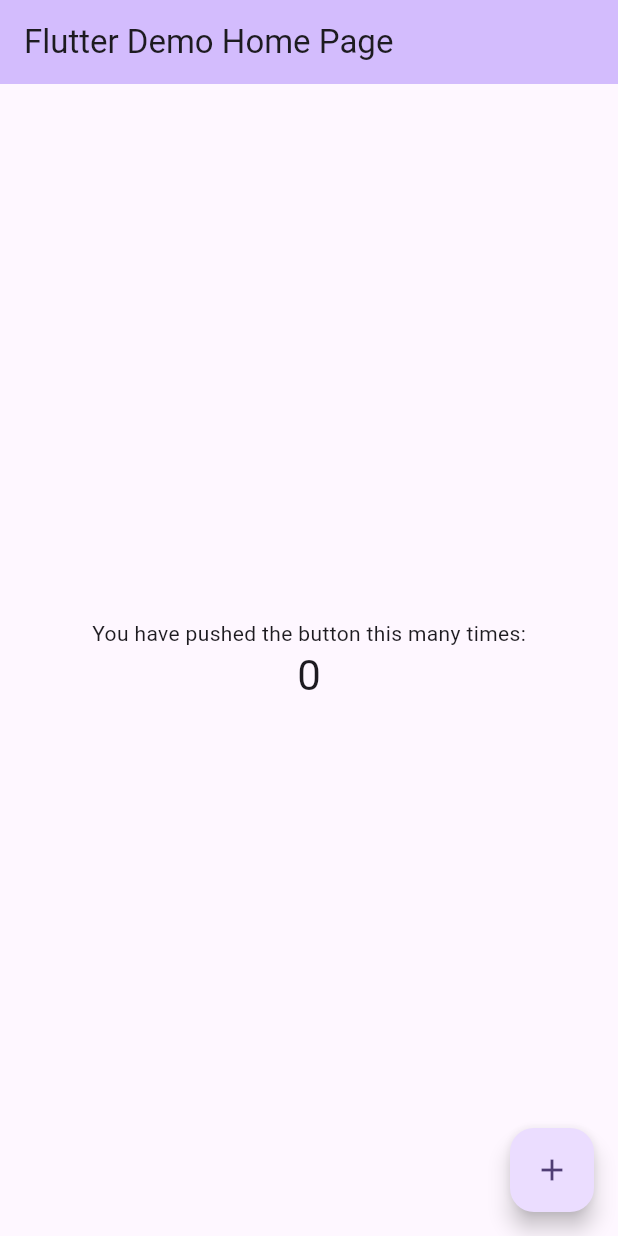
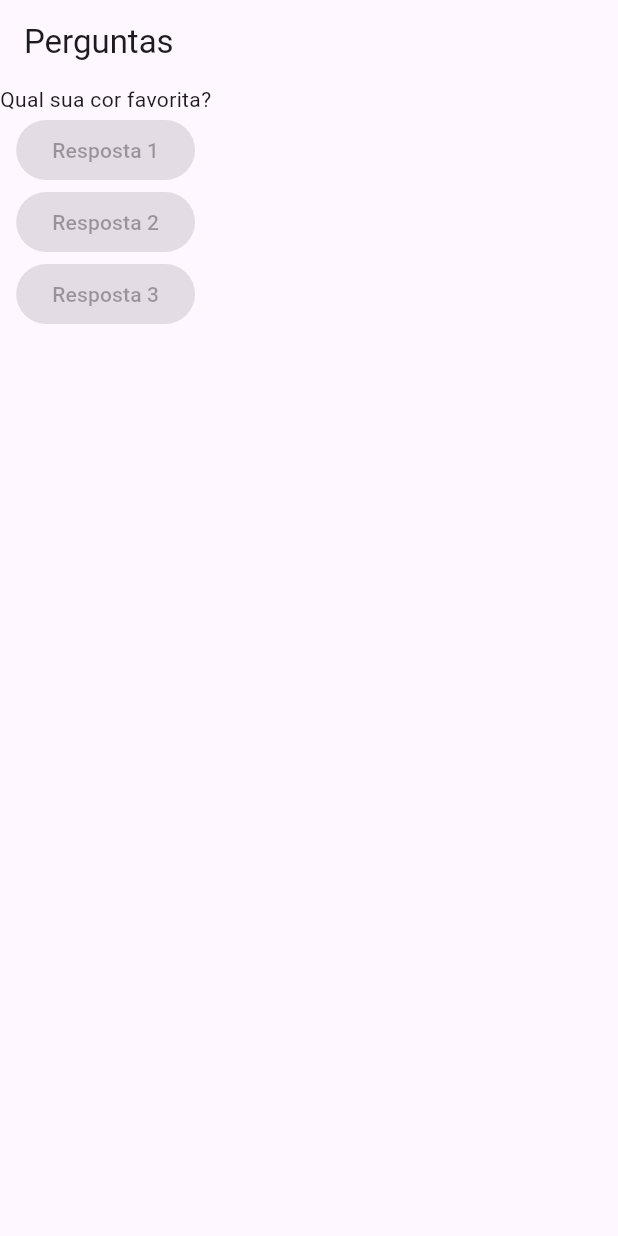
Before and after one commit to Wendelsena/FirstTest_Flutter, a Flutter app: the screen it shows after launch, on a phone screen of 412 x 824 dp. Run offline on Flutter 3.47's test engine with Material 3 defaults, Android fonts, the phone set to English and light mode, and no system bars.

Commit message:
Estrutura basica de um quiz de perguntas

```diff
--- a/lib/main.dart
+++ b/lib/main.dart
@@ -1,125 +1,44 @@
 import 'package:flutter/material.dart';
 
-void main() {
-  runApp(const MyApp());
+// Função principal que inicia a aplicação
+main() {
+  runApp(new PerguntaApp()); // Chama a função runApp e passa o widget 'PerguntaApp' como argumento
 }
 
-class MyApp extends StatelessWidget {
-  const MyApp({super.key});
+// Cria uma classe 'PerguntaApp' que é um StatelessWidget
+class PerguntaApp extends StatelessWidget {
+  @override
+  Widget build(BuildContext context) { // O método build é obrigatório em um StatelessWidget, e é onde a interface do widget é definida
+    final List<String> perguntas = [  // Declara uma lista de strings chamada 'perguntas'
+      'Qual sua cor favorita?',
+      'Qual é o seu animal favorito'
+    ];
 
-  // This widget is the root of your application.
-  @override
-  Widget build(BuildContext context) {
-    return MaterialApp(
-      title: 'Flutter Demo',
-      theme: ThemeData(
-        // This is the theme of your application.
-        //
-        // TRY THIS: Try running your application with "flutter run". You'll see
-        // the application has a purple toolbar. Then, without quitting the app,
-        // try changing the seedColor in the colorScheme below to Colors.green
-        // and then invoke "hot reload" (save your changes or press the "hot
-        // reload" button in a Flutter-supported IDE, or press "r" if you used
-        // the command line to start the app).
-        //
-        // Notice that the counter didn't reset back to zero; the application
-        // state is not lost during the reload. To reset the state, use hot
-        // restart instead.
-        //
-        // This works for code too, not just values: Most code changes can be
-        // tested with just a hot reload.
-        colorScheme: ColorScheme.fromSeed(seedColor: Colors.deepPurple),
-        useMaterial3: true,
-      ),
-      home: const MyHomePage(title: 'Flutter Demo Home Page'),
-    );
-  }
-}
+    return new MaterialApp(  // Retorna o widget MaterialApp, que é o widget raiz da sua aplicação
+      home: Scaffold( // Scaffold fornece uma estrutura visual básica, como AppBar, Drawer, BottomNavigationBar, etc.
+        appBar: AppBar( // AppBar é a barra de título no topo da tela
+          title: Text('Perguntas'),
+        ),
+        body: Column( // Column é um widget que organiza seus filhos em uma coluna vertical
+          children: <Widget>[
+            Text(perguntas[0]),  // Exibe o primeiro item da lista 'perguntas'
 
-class MyHomePage extends StatefulWidget {
-  const MyHomePage({super.key, required this.title});
-
-  // This widget is the home page of your application. It is stateful, meaning
-  // that it has a State object (defined below) that contains fields that affect
-  // how it looks.
-
-  // This class is the configuration for the state. It holds the values (in this
-  // case the title) provided by the parent (in this case the App widget) and
-  // used by the build method of the State. Fields in a Widget subclass are
-  // always marked "final".
-
-  final String title;
-
-  @override
-  State<MyHomePage> createState() => _MyHomePageState();
-}
-
-class _MyHomePageState extends State<MyHomePage> {
-  int _counter = 0;
-
-  void _incrementCounter() {
-    setState(() {
-      // This call to setState tells the Flutter framework that something has
-      // changed in this State, which causes it to rerun the build method below
-      // so that the display can reflect the updated values. If we changed
-      // _counter without calling setState(), then the build method would not be
-      // called again, and so nothing would appear to happen.
-      _counter++;
-    });
-  }
-
-  @override
-  Widget build(BuildContext context) {
-    // This method is rerun every time setState is called, for instance as done
-    // by the _incrementCounter method above.
-    //
-    // The Flutter framework has been optimized to make rerunning build methods
-    // fast, so that you can just rebuild anything that needs updating rather
-    // than having to individually change instances of widgets.
-    return Scaffold(
-      appBar: AppBar(
-        // TRY THIS: Try changing the color here to a specific color (to
-        // Colors.amber, perhaps?) and trigger a hot reload to see the AppBar
-        // change color while the other colors stay the same.
-        backgroundColor: Theme.of(context).colorScheme.inversePrimary,
-        // Here we take the value from the MyHomePage object that was created by
-        // the App.build method, and use it to set our appbar title.
-        title: Text(widget.title),
-      ),
-      body: Center(
-        // Center is a layout widget. It takes a single child and positions it
-        // in the middle of the parent.
-        child: Column(
-          // Column is also a layout widget. It takes a list of children and
-          // arranges them vertically. By default, it sizes itself to fit its
-          // children horizontally, and tries to be as tall as its parent.
-          //
-          // Column has various properties to control how it sizes itself and
-          // how it positions its children. Here we use mainAxisAlignment to
-          // center the children vertically; the main axis here is the vertical
-          // axis because Columns are vertical (the cross axis would be
-          // horizontal).
-          //
-          // TRY THIS: Invoke "debug painting" (choose the "Toggle Debug Paint"
-          // action in the IDE, or press "p" in the console), to see the
-          // wireframe for each widget.
-          mainAxisAlignment: MainAxisAlignment.center,
-          children: <Widget>[
-            const Text(
-              'You have pushed the button this many times:',
+            // Cria três botões elevados, cada um com um texto diferente
+            ElevatedButton(
+              child: Text('Resposta 1'),
+              onPressed: null,
             ),
-            Text(
-              '$_counter',
-              style: Theme.of(context).textTheme.headlineMedium,
+            ElevatedButton(
+              child: Text('Resposta 2'),
+              onPressed: null,
+            ),
+            ElevatedButton(
+              child: Text('Resposta 3'),
+              onPressed: null,
             ),
           ],
         ),
       ),
-      floatingActionButton: FloatingActionButton(
-        onPressed: _incrementCounter,
-        tooltip: 'Increment',
-        child: const Icon(Icons.add),
-      ), // This trailing comma makes auto-formatting nicer for build methods.
     );
   }
 }
```
Also changed, not shown: 1 other file.
